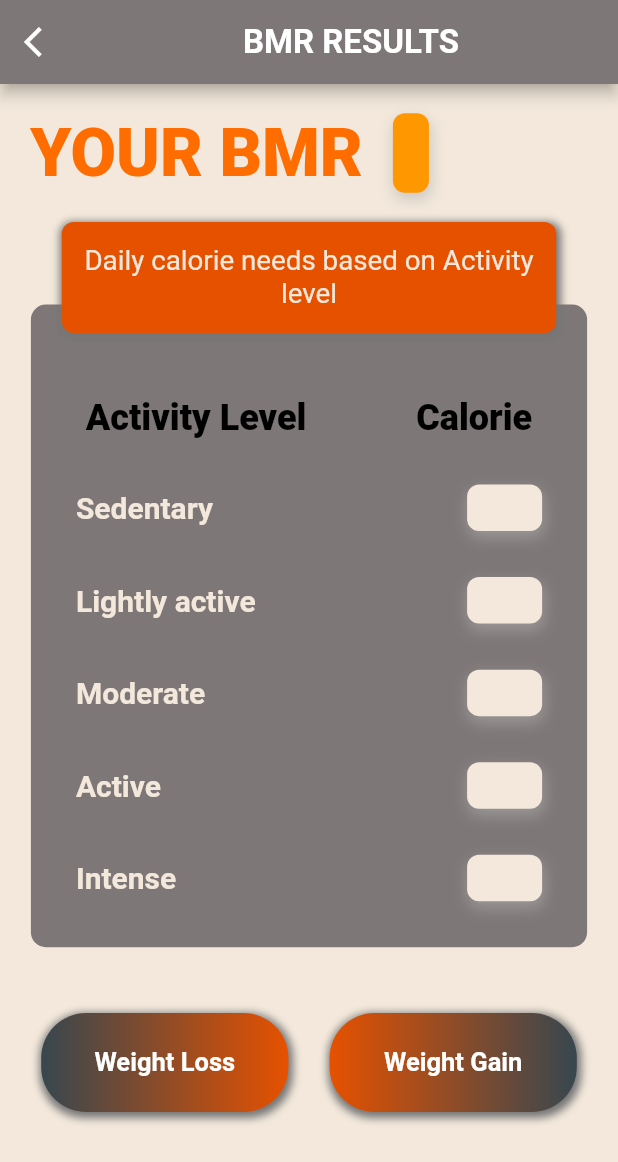
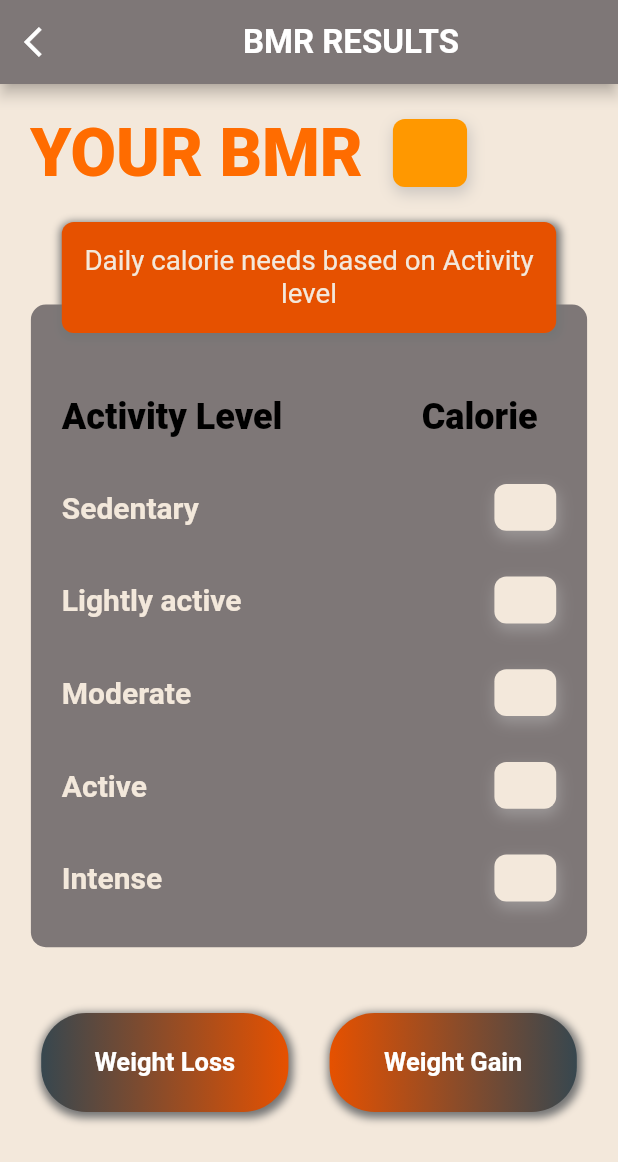
Before and after one commit to IamShahabAlam/You-re-Fit-App, a Flutter app: the BMR_Result_Page screen opened directly with empty values, on a phone screen of 412 x 824 dp. Shown: the top 1162 px of the screen. Run offline on Flutter 3.47's test engine with Material 2 defaults, Android fonts, the phone set to English and light mode, and no system bars; our stand-ins replace animated_splash_screen, font_awesome_flutter, motion_toast; missing offline and left inert: clippy_flutter.

Commit message:
Initial Commit

```diff
--- a/lib/components/buttons.dart
+++ b/lib/components/buttons.dart
@@ -12,7 +12,8 @@ class AppbarLead extends StatelessWidget {
   @override
   Widget build(BuildContext context) {
     return GestureDetector(
-      onTap: (){Navigator.push(context, MaterialPageRoute(builder: (context) => page ));},
+      onTap: (){Navigator.pop(context);},
+          // (){Navigator.push(context, MaterialPageRoute(builder: (context) => page ));},
       child: Icon(icon, color: color,),
     );
   }
--- a/lib/components/conatiners.dart
+++ b/lib/components/conatiners.dart
@@ -142,9 +142,15 @@ class BMRResultCard extends StatelessWidget {
               child: Column( mainAxisAlignment: MainAxisAlignment.spaceEvenly,
                 children: [
                   SizedBox(height: 0.0,),
-                  Row( mainAxisAlignment: MainAxisAlignment.spaceAround,
+                  Row(
+                    mainAxisAlignment: MainAxisAlignment.spaceBetween,
                     children: [
-                    Text("Activity Level" ,style: kbbs,), Text("Calorie",style: kbbs,)
+
+                      Container(margin: EdgeInsets.only(left: _w*0.05),
+                          child: Text("Activity Level" ,style: kbbs,)),
+
+                      Container(margin: EdgeInsets.only(right: _w*0.08),
+                          child: Text("Calorie",style: kbbs,))
                 ],),
 
                   ActivityRow(name: "Sedentary" , value: Sed_Value,),
@@ -192,15 +198,19 @@ class ActivityRow extends StatelessWidget {
 
   @override
   Widget build(BuildContext context) {
+
+    final _h = MediaQuery.of(context).size.height;
+    final _w = MediaQuery.of(context).size.width;
+
     return    Row(
       mainAxisAlignment: MainAxisAlignment.spaceBetween,
       children: [
-        Container( margin: EdgeInsets.only(left: 30),
+        Container( margin: EdgeInsets.only(left: _w*0.05),
             child: Text(name , style: KResultActivity,)),
 
         Container(
-            margin: EdgeInsets.only(right: 30),
-            padding: EdgeInsets.symmetric(vertical: 4.0 , horizontal: 25.0),
+            margin: EdgeInsets.only(right: _w*0.05),
+            padding: EdgeInsets.symmetric(vertical: _h*0.005 , horizontal: _w*0.05),
             // height: _h*0.08,
             // width: _w*0.52,
             alignment: Alignment.center,
@@ -215,7 +225,7 @@ class ActivityRow extends StatelessWidget {
 
 
 // ===================================================================
-
+// For Weight Loss
 
 class Guide_List extends StatelessWidget {
 
--- a/lib/screens/bmr_Result.dart
+++ b/lib/screens/bmr_Result.dart
@@ -48,10 +48,13 @@ class BMR_Result_Page extends StatelessWidget {
               Row(
                 children: [
 // TITLE
-                  Container( margin: EdgeInsets.all(20) ,child: Text("YOUR BMR",style: kresultTitle,)),
+                  Container(
+                      margin: EdgeInsets.all(20) ,
+                      child: Text("YOUR BMR",style: kresultTitle,)),
 
                   Container(
-                    padding: EdgeInsets.all(12),
+                      padding: EdgeInsets.symmetric(vertical: _h*0.01 , horizontal: _w*0.06),
+                      // padding: EdgeInsets.all(12),
                       // height: _h*0.08,
                       // width: _w*0.52,
                       alignment: Alignment.center,
@@ -91,7 +94,7 @@ class BMR_Result_Page extends StatelessWidget {
                         (){
                           // BmrCalculator calc = BmrCalculator(height: height, weight: weight , age: age , bmr_a: bmr_a , bmr_h: bmr_h , bmr_w: bmr_w , value: value);
 
-                   Navigator.push(context, MaterialPageRoute(builder: (context) => Weight_Loss(), ));},
+                   Navigator.push(context, MaterialPageRoute(builder: (context) => Weight_Loss(SedVal: SVal,), ));},
 
                     firstClr: Colors.blueGrey[800] ,
                     lastClr : Color(0xFFE65100),
```
Also changed, not shown: lib/screens/loss_Page.dart (+5 -3 lines).
